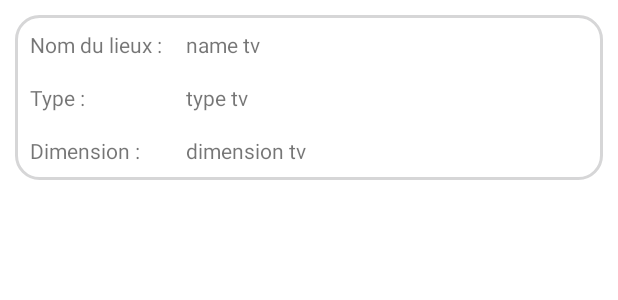
After one commit to RomaricHaby/Rick-Mortis, an Android app: the layout view_holder_location.xml on its own in the app's theme, with its tools: preview values and no code run, on a phone screen of 412 x 824 dp. The commit adds this screen. Shown: the top 300 px of the screen. Run offline under Robolectric (Android 15) with nearby library versions, the phone set to English and light mode, and no system bars.

Commit message:
Add frag location

```diff
--- /dev/null
+++ b/app/src/main/res/layout/view_holder_location.xml
@@ -0,0 +1,63 @@
+<?xml version="1.0" encoding="utf-8"?>
+<androidx.constraintlayout.widget.ConstraintLayout xmlns:android="http://schemas.android.com/apk/res/android"
+    xmlns:app="http://schemas.android.com/apk/res-auto"
+    xmlns:tools="http://schemas.android.com/tools"
+    android:layout_width="match_parent"
+    android:layout_height="wrap_content"
+    android:layout_gravity="center_horizontal"
+    android:layout_margin="10dp"
+    android:background="@drawable/shape_background"
+    android:padding="10dp">
+
+    <TextView
+        android:id="@+id/name_location_tv"
+        android:layout_width="wrap_content"
+        android:layout_height="wrap_content"
+        android:layout_marginStart="16dp"
+        android:text="name tv"
+        app:layout_constraintStart_toEndOf="@+id/textView6"
+        app:layout_constraintTop_toTopOf="@+id/textView6" />
+
+    <TextView
+        android:id="@+id/name_type_tv"
+        android:layout_width="wrap_content"
+        android:layout_height="wrap_content"
+        android:text="type tv"
+        app:layout_constraintStart_toStartOf="@+id/name_location_tv"
+        app:layout_constraintTop_toTopOf="@+id/textView7" />
+
+    <TextView
+        android:id="@+id/dimension_location_tv"
+        android:layout_width="wrap_content"
+        android:layout_height="wrap_content"
+        android:text="dimension tv"
+        app:layout_constraintStart_toStartOf="@+id/name_type_tv"
+        app:layout_constraintTop_toTopOf="@+id/textView8" />
+
+    <TextView
+        android:id="@+id/textView6"
+        android:layout_width="wrap_content"
+        android:layout_height="wrap_content"
+        android:text="Nom du lieux :"
+        app:layout_constraintStart_toStartOf="parent"
+        app:layout_constraintTop_toTopOf="parent" />
+
+    <TextView
+        android:id="@+id/textView7"
+        android:layout_width="wrap_content"
+        android:layout_height="wrap_content"
+        android:layout_marginTop="16dp"
+        android:text="Type :"
+        app:layout_constraintStart_toStartOf="@+id/textView6"
+        app:layout_constraintTop_toBottomOf="@+id/textView6" />
+
+    <TextView
+        android:id="@+id/textView8"
+        android:layout_width="wrap_content"
+        android:layout_height="wrap_content"
+        android:layout_marginTop="16dp"
+        android:text="Dimension :"
+        app:layout_constraintStart_toStartOf="@+id/textView7"
+        app:layout_constraintTop_toBottomOf="@+id/textView7" />
+
+</androidx.constraintlayout.widget.ConstraintLayout>
```
Also changed, not shown: app/src/main/java/com/rickmortis/UI/Adapter/LocationAdapter.java (+49 -1 lines), app/src/main/java/com/rickmortis/UI/Adapter/ViewHolder/LocationViewHolder.java (+30 -1 lines), app/src/main/java/com/rickmortis/UI/Fragment/CharacterFragment.java (+40 -45 lines), app/src/main/java/com/rickmortis/UI/Fragment/LocationFragment.java (+92 -45 lines), app/src/main/res/layout/fragment_localisation.xml (+3 -4 lines).
